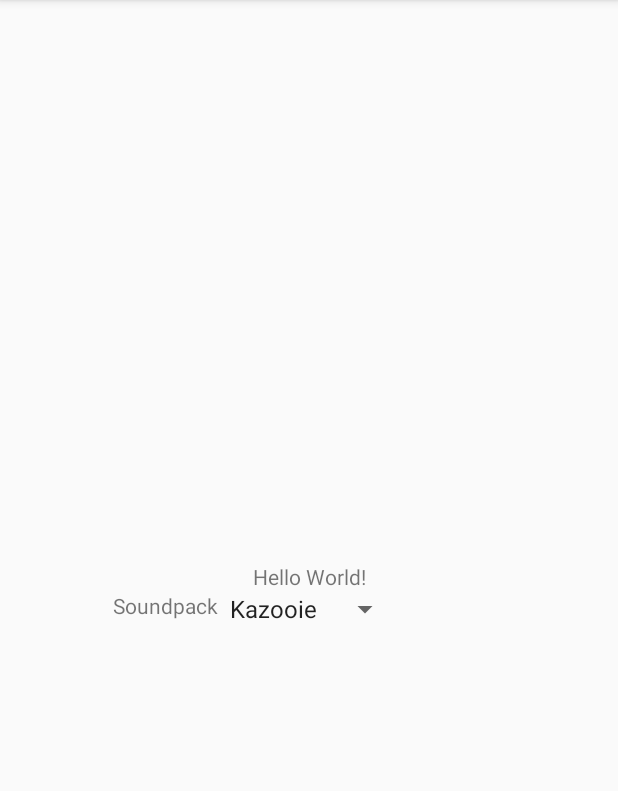
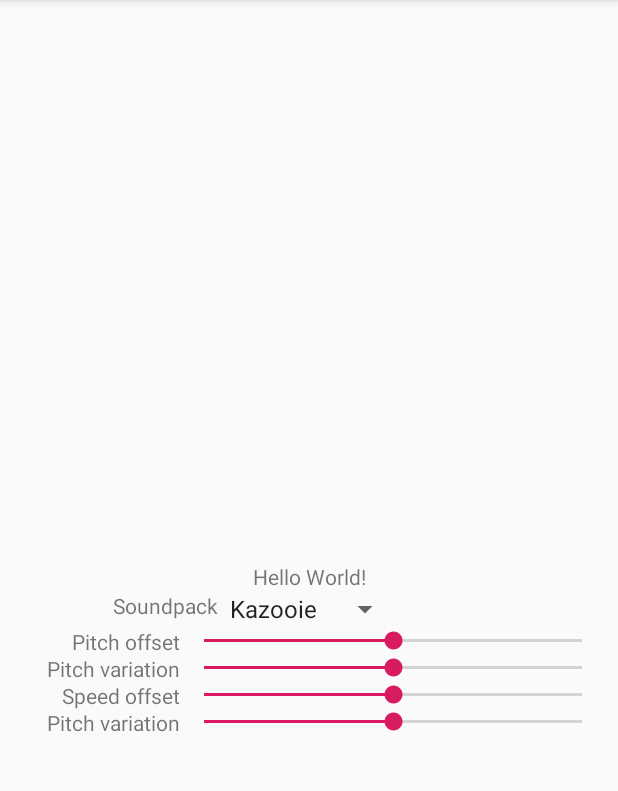
Before and after one commit to boardfish/Kobold, an Android app: the screen it shows after launch (MainActivity), on a phone screen of 412 x 824 dp, the part 84-875 px from its top. Run offline under Robolectric (Android 15) with nearby library versions, the light colour scheme and no system bars.

Commit message:
Add sliders for pitch and speed offset and variation
Currently don't have any effect.

```diff
--- a/app/src/main/res/layout/activity_main.xml
+++ b/app/src/main/res/layout/activity_main.xml
@@ -32,5 +32,83 @@
         app:layout_constraintRight_toLeftOf="@+id/soundpack_select"
         app:layout_constraintTop_toBottomOf="@id/instruction_text"
         />
-
+    <!-- Important note about seekbars - min cannot be changed, so it's subtracted in code. Value is
+         also an int, so we divide to cast back to a float.
+     -->
+    <SeekBar
+        android:id="@+id/pitch_offset_slider"
+        android:layout_width="match_parent"
+        android:layout_height="wrap_content"
+        android:layout_marginEnd="8dp"
+        android:layout_marginStart="120dp"
+        android:progress="50"
+        android:max="100"
+        app:layout_constraintEnd_toEndOf="parent"
+        app:layout_constraintStart_toStartOf="parent"
+        app:layout_constraintTop_toBottomOf="@id/soundpack_select" />
+    <TextView
+        android:id="@+id/pitch_offset_label"
+        android:layout_width="wrap_content"
+        android:layout_height="wrap_content"
+        android:text="Pitch offset"
+        app:layout_constraintRight_toLeftOf="@+id/pitch_offset_slider"
+        app:layout_constraintTop_toTopOf="@id/pitch_offset_slider"
+        />
+    <SeekBar
+        android:id="@+id/pitch_variation_slider"
+        android:layout_width="match_parent"
+        android:layout_height="wrap_content"
+        android:layout_marginEnd="8dp"
+        android:layout_marginStart="120dp"
+        android:progress="50"
+        android:max="100"
+        app:layout_constraintEnd_toEndOf="parent"
+        app:layout_constraintStart_toStartOf="parent"
+        app:layout_constraintTop_toBottomOf="@id/pitch_offset_slider" />
+    <TextView
+        android:id="@+id/pitch_variation_label"
+        android:layout_width="wrap_content"
+        android:layout_height="wrap_content"
+        android:text="Pitch variation"
+        app:layout_constraintRight_toLeftOf="@+id/pitch_variation_slider"
+        app:layout_constraintTop_toTopOf="@id/pitch_variation_slider"
+        />
+    <SeekBar
+        android:id="@+id/speed_offset_slider"
+        android:layout_width="match_parent"
+        android:layout_height="wrap_content"
+        android:layout_marginEnd="8dp"
+        android:layout_marginStart="120dp"
+        android:progress="50"
+        android:max="100"
+        app:layout_constraintEnd_toEndOf="parent"
+        app:layout_constraintStart_toStartOf="parent"
+        app:layout_constraintTop_toBottomOf="@id/pitch_variation_slider" />
+    <TextView
+        android:id="@+id/speed_offset_label"
+        android:layout_width="wrap_content"
+        android:layout_height="wrap_content"
+        android:text="Speed offset"
+        app:layout_constraintRight_toLeftOf="@+id/speed_offset_slider"
+        app:layout_constraintTop_toTopOf="@id/speed_offset_slider"
+        />
+    <SeekBar
+        android:id="@+id/speed_variation_slider"
+        android:layout_width="match_parent"
+        android:layout_height="wrap_content"
+        android:layout_marginEnd="8dp"
+        android:layout_marginStart="120dp"
+        android:progress="50"
+        android:max="100"
+        app:layout_constraintEnd_toEndOf="parent"
+        app:layout_constraintStart_toStartOf="parent"
+        app:layout_constraintTop_toBottomOf="@id/speed_offset_slider" />
+    <TextView
+        android:id="@+id/speed_variation_label"
+        android:layout_width="wrap_content"
+        android:layout_height="wrap_content"
+        android:text="Pitch variation"
+        app:layout_constraintRight_toLeftOf="@+id/speed_variation_slider"
+        app:layout_constraintTop_toTopOf="@id/speed_variation_slider"
+        />
 </androidx.constraintlayout.widget.ConstraintLayout>
```
